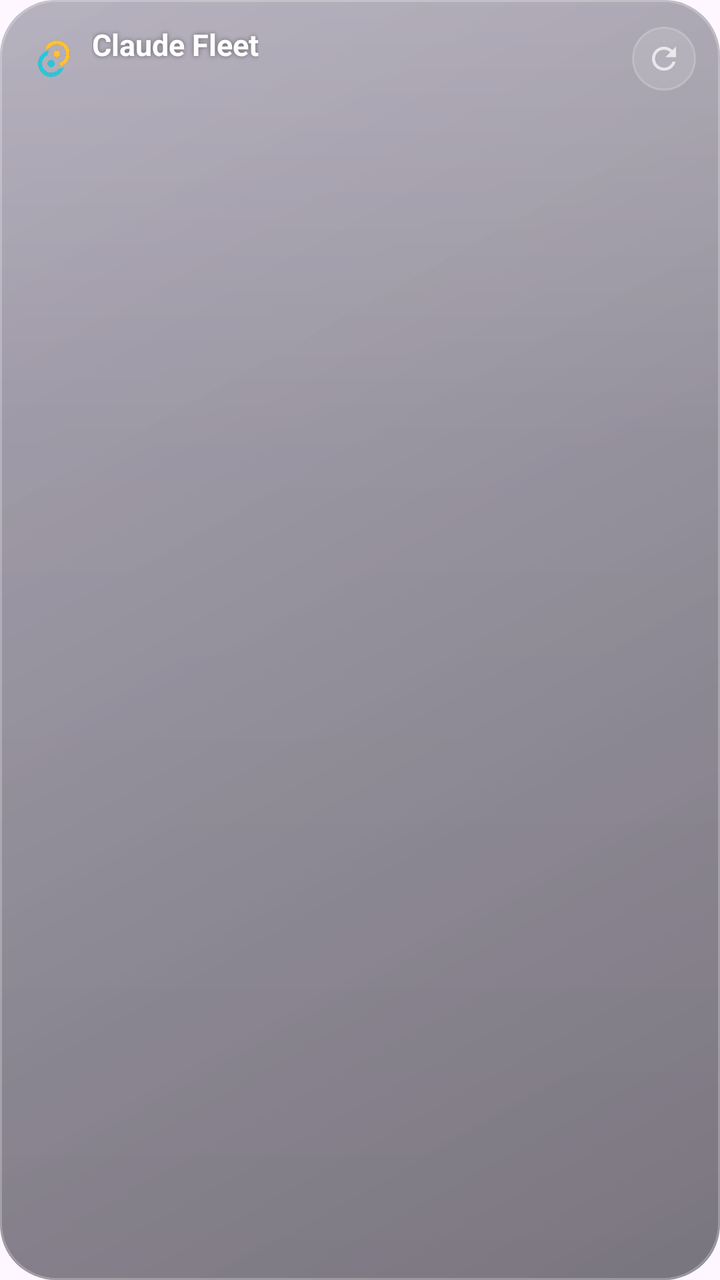
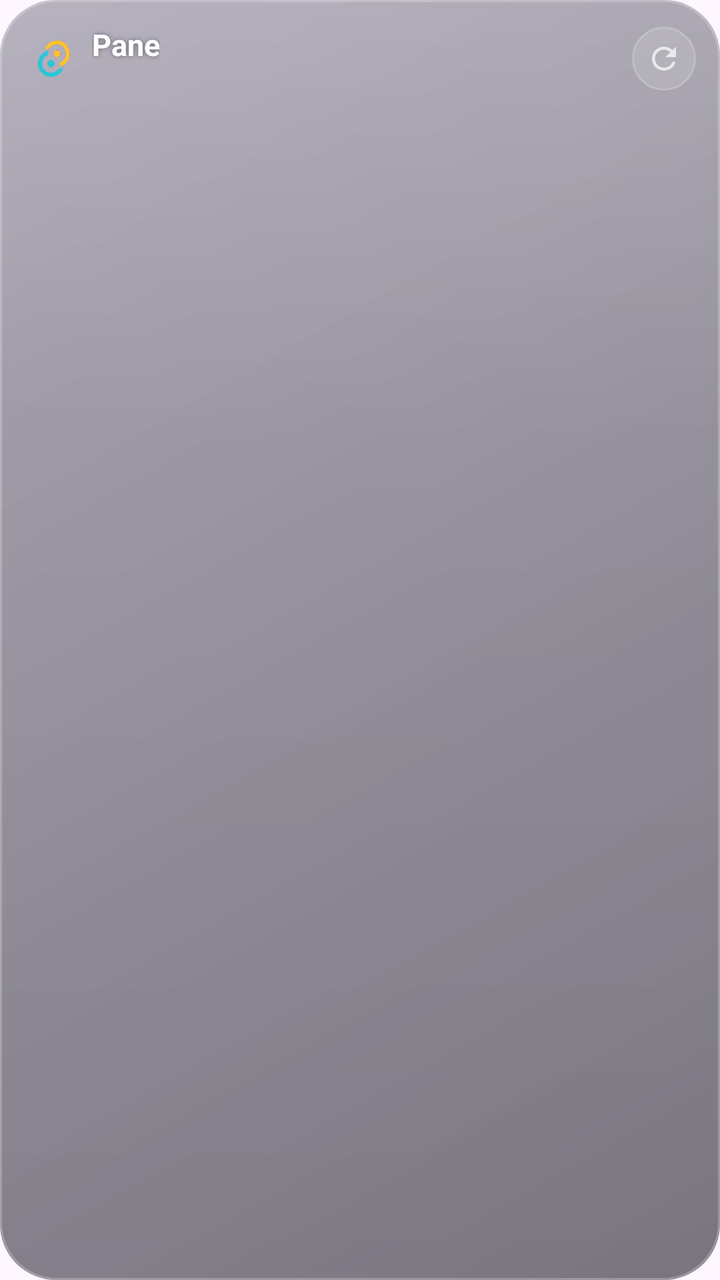

Two renders of the same Android screen: before a commit and after it. Below are the layout's source before the change and the commit's diff.
<!-- AndroidManifest.xml: application theme Theme.claude_fleet -->
<!-- res/layout/fleet_widget.xml -->
<?xml version="1.0" encoding="utf-8"?>
<LinearLayout xmlns:android="http://schemas.android.com/apk/res/android"
    android:id="@+id/widget_root"
    android:layout_width="match_parent"
    android:layout_height="match_parent"
    android:background="@drawable/widget_bg"
    android:orientation="vertical"
    android:padding="12dp">

    
    <LinearLayout
        android:layout_width="match_parent"
        android:layout_height="wrap_content"
        android:gravity="center_vertical"
        android:orientation="horizontal"
        android:paddingStart="4dp">

        <ImageView
            android:layout_width="22dp"
            android:layout_height="22dp"
            android:layout_marginEnd="8dp"
            android:importantForAccessibility="no"
            android:src="@mipmap/ic_launcher" />

        <LinearLayout
            android:layout_width="0dp"
            android:layout_height="wrap_content"
            android:layout_weight="1"
            android:orientation="vertical">

            <TextView
                android:layout_width="wrap_content"
                android:layout_height="wrap_content"
                android:maxLines="1"
                android:shadowColor="#66000000"
                android:shadowRadius="6"
                android:text="Claude Fleet"
                android:textColor="#FFFFFFFF"
                android:textSize="15sp"
                android:textStyle="bold" />

            <TextView
                android:id="@+id/widget_updated"
                android:layout_width="wrap_content"
                android:layout_height="wrap_content"
                android:ellipsize="end"
                android:maxLines="1"
                android:shadowColor="#66000000"
                android:shadowRadius="4"
                android:textColor="#B3FFFFFF"
                android:textSize="11sp" />
        </LinearLayout>

        <ImageView
            android:id="@+id/widget_refresh"
            android:layout_width="32dp"
            android:layout_height="32dp"
            android:background="@drawable/widget_glass_circle"
            android:contentDescription="Refresh"
            android:padding="7dp"
            android:src="@drawable/ic_widget_refresh" />
    </LinearLayout>

    
    <LinearLayout
        android:id="@+id/widget_plan"
        android:layout_width="match_parent"
        android:layout_height="wrap_content"
        android:layout_marginTop="10dp"
        android:orientation="horizontal"
        android:visibility="gone">

        <LinearLayout
            android:id="@+id/plan_5h"
            android:layout_width="0dp"
            android:layout_height="wrap_content"
            android:layout_weight="1"
            android:background="@drawable/widget_glass_pill"
            android:orientation="vertical"
            android:paddingStart="11dp"
            android:paddingTop="7dp"
            android:paddingEnd="11dp"
            android:paddingBottom="8dp">

            <LinearLayout
                android:layout_width="match_parent"
                android:layout_height="wrap_content"
                android:gravity="center_vertical"
                android:orientation="horizontal">

                <TextView
                    android:layout_width="0dp"
                    android:layout_height="wrap_content"
                    android:layout_weight="1"
                    android:letterSpacing="0.08"
                    android:maxLines="1"
                    android:text="5-HOUR"
                    android:textColor="#99FFFFFF"
                    android:textSize="9sp"
                    android:textStyle="bold" />

                <TextView
                    android:id="@+id/plan_5h_text"
                    android:layout_width="wrap_content"
                    android:layout_height="wrap_content"
                    android:maxLines="1"
                    android:textColor="#FFFFFFFF"
                    android:textSize="13sp"
                    android:textStyle="bold" />
            </LinearLayout>

            <ProgressBar
                android:id="@+id/plan_5h_bar"
                style="?android:attr/progressBarStyleHorizontal"
                android:layout_width="match_parent"
                android:layout_height="4dp"
                android:layout_marginTop="4dp"
                android:max="100"
                android:progressDrawable="@drawable/widget_meter_plan5h" />
        </LinearLayout>

        <LinearLayout
            android:id="@+id/plan_week"
            android:layout_width="0dp"
            android:layout_height="wrap_content"
            android:layout_marginStart="8dp"
            android:layout_weight="1"
            android:background="@drawable/widget_glass_pill"
            android:orientation="vertical"
            android:paddingStart="11dp"
            android:paddingTop="7dp"
            android:paddingEnd="11dp"
            android:paddingBottom="8dp">

            <LinearLayout
                android:layout_width="match_parent"
                android:layout_height="wrap_content"
                android:gravity="center_vertical"
                android:orientation="horizontal">

                <TextView
                    android:layout_width="0dp"
                    android:layout_height="wrap_content"
                    android:layout_weight="1"
                    android:letterSpacing="0.08"
                    android:maxLines="1"
                    android:text="WEEKLY"
                    android:textColor="#99FFFFFF"
                    android:textSize="9sp"
                    android:textStyle="bold" />

                <TextView
                    android:id="@+id/plan_week_text"
                    android:layout_width="wrap_content"
                    android:layout_height="wrap_content"
                    android:maxLines="1"
                    android:textColor="#FFFFFFFF"
                    android:textSize="13sp"
                    android:textStyle="bold" />
            </LinearLayout>

            <ProgressBar
                android:id="@+id/plan_week_bar"
                style="?android:attr/progressBarStyleHorizontal"
                android:layout_width="match_parent"
                android:layout_height="4dp"
                android:layout_marginTop="4dp"
                android:max="100"
                android:progressDrawable="@drawable/widget_meter_planweek" />
        </LinearLayout>
    </LinearLayout>

    <TextView
        android:id="@+id/widget_empty"
        android:layout_width="match_parent"
        android:layout_height="wrap_content"
        android:layout_marginTop="10dp"
        android:background="@drawable/widget_glass_card"
        android:padding="12dp"
        android:text="Open Claude Fleet and add a PC to see it here."
        android:textColor="#CCFFFFFF"
        android:textSize="12sp"
        android:visibility="gone" />

    <LinearLayout
        android:id="@+id/widget_rows"
        android:layout_width="match_parent"
        android:layout_height="wrap_content"
        android:orientation="vertical" />
</LinearLayout>
<!-- resources referenced by this layout -->
<resources>
  <!-- drawable ic_widget_refresh (drawable) -->
  <vector xmlns:android="http://schemas.android.com/apk/res/android"
      android:width="24dp"
      android:height="24dp"
      android:viewportWidth="24"
      android:viewportHeight="24">
      <path
          android:fillColor="#B3FFFFFF"
          android:pathData="M17.65,6.35C16.2,4.9 14.21,4 12,4c-4.42,0 -7.99,3.58 -7.99,8s3.57,8 7.99,8c3.73,0 6.84,-2.55 7.73,-6h-2.08c-0.82,2.33 -3.04,4 -5.65,4 -3.31,0 -6,-2.69 -6,-6s2.69,-6 6,-6c1.66,0 3.14,0.69 4.22,1.78L13,11h7V4l-2.35,2.35z" />
  </vector>
  <!-- drawable widget_glass_card (drawable) -->
  <?xml version="1.0" encoding="utf-8"?>
  <layer-list xmlns:android="http://schemas.android.com/apk/res/android">
      <item>
          <shape android:shape="rectangle">
              <corners android:radius="18dp" />
              <gradient
                  android:angle="270"
                  android:endColor="#0DFFFFFF"
                  android:startColor="#1FFFFFFF"
                  android:type="linear" />
          </shape>
      </item>
      <item>
          <shape android:shape="rectangle">
              <corners android:radius="18dp" />
              <stroke android:width="1dp" android:color="#24FFFFFF" />
          </shape>
      </item>
  </layer-list>
  <!-- drawable widget_glass_circle (drawable) -->
  <?xml version="1.0" encoding="utf-8"?>
  <shape xmlns:android="http://schemas.android.com/apk/res/android" android:shape="oval">
      <solid android:color="#1FFFFFFF" />
      <stroke android:width="1dp" android:color="#33FFFFFF" />
  </shape>
  <!-- drawable widget_glass_pill (drawable) -->
  <?xml version="1.0" encoding="utf-8"?>
  <layer-list xmlns:android="http://schemas.android.com/apk/res/android">
      <item>
          <shape android:shape="rectangle">
              <corners android:radius="14dp" />
              <gradient
                  android:angle="270"
                  android:endColor="#0AFFFFFF"
                  android:startColor="#1AFFFFFF"
                  android:type="linear" />
          </shape>
      </item>
      <item>
          <shape android:shape="rectangle">
              <corners android:radius="14dp" />
              <stroke android:width="1dp" android:color="#1FFFFFFF" />
          </shape>
      </item>
  </layer-list>
  <!-- drawable widget_meter_plan5h (drawable) -->
  <?xml version="1.0" encoding="utf-8"?>
  <layer-list xmlns:android="http://schemas.android.com/apk/res/android">
      <item android:id="@android:id/background">
          <shape>
              <corners android:radius="3dp" />
              <solid android:color="#24FFFFFF" />
          </shape>
      </item>
      <item android:id="@android:id/progress">
          <clip>
              <shape>
                  <corners android:radius="3dp" />
                  <gradient android:angle="0" android:startColor="#FBBF24" android:endColor="#FB7185" />
              </shape>
          </clip>
      </item>
  </layer-list>
  <!-- drawable widget_meter_planweek (drawable) -->
  <?xml version="1.0" encoding="utf-8"?>
  <layer-list xmlns:android="http://schemas.android.com/apk/res/android">
      <item android:id="@android:id/background">
          <shape>
              <corners android:radius="3dp" />
              <solid android:color="#24FFFFFF" />
          </shape>
      </item>
      <item android:id="@android:id/progress">
          <clip>
              <shape>
                  <corners android:radius="3dp" />
                  <gradient android:angle="0" android:startColor="#818CF8" android:endColor="#C084FC" />
              </shape>
          </clip>
      </item>
  </layer-list>
  <style name="Theme.claude_fleet" parent="Theme.Material3.DayNight.NoActionBar">
          
      </style>
  <!-- unchanged entries left out for length: 2 -->
</resources>

<!-- the commit's change to res/layout/fleet_widget.xml (unified diff, before → after) -->
@@ -34,7 +34,7 @@
                 android:maxLines="1"
                 android:shadowColor="#66000000"
                 android:shadowRadius="6"
-                android:text="Claude Fleet"
+                android:text="Pane"
                 android:textColor="#FFFFFFFF"
                 android:textSize="15sp"
                 android:textStyle="bold" />
@@ -177,7 +177,7 @@
         android:layout_marginTop="10dp"
         android:background="@drawable/widget_glass_card"
         android:padding="12dp"
-        android:text="Open Claude Fleet and add a PC to see it here."
+        android:text="Open Pane and add a PC to see it here."
         android:textColor="#CCFFFFFF"
         android:textSize="12sp"
         android:visibility="gone" />
